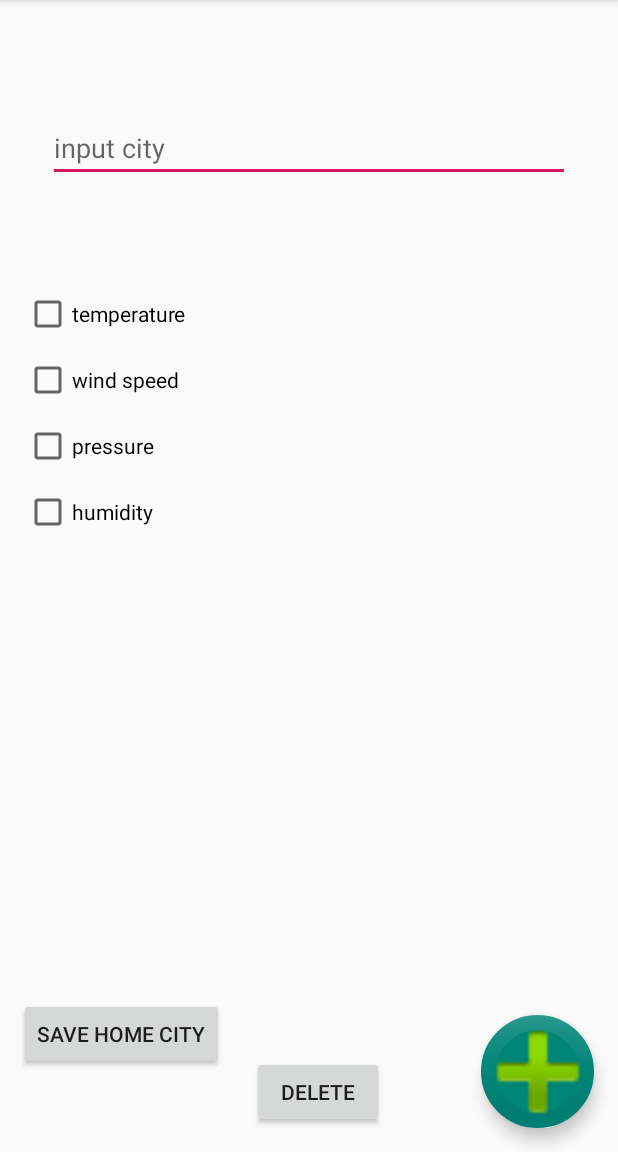
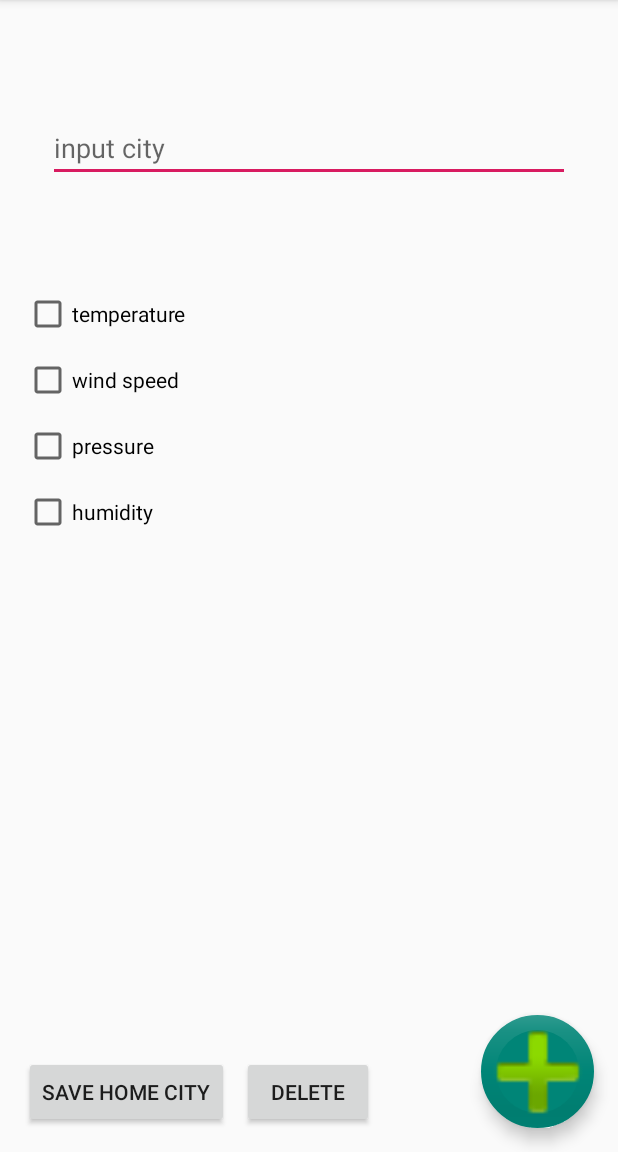
Before and after one commit to ivanbeshka/weatherApp, an Android app: the screen it shows after launch (MainActivity), on a phone screen of 412 x 824 dp, the part 84-1236 px from its top. Run offline under Robolectric (Android 15) with nearby library versions, the phone set to English and light mode, and no system bars.

Commit message:
Исправил привязку в layout

```diff
--- a/app/src/main/res/layout-land/activity_main.xml
+++ b/app/src/main/res/layout-land/activity_main.xml
@@ -11,10 +11,10 @@
         android:layout_width="wrap_content"
         android:layout_height="wrap_content"
         android:layout_marginStart="16dp"
-        android:layout_marginTop="72dp"
+        android:layout_marginTop="108dp"
         android:text="@string/temperature"
         app:layout_constraintStart_toStartOf="parent"
-        app:layout_constraintTop_toBottomOf="@+id/et_input_city" />
+        app:layout_constraintTop_toTopOf="parent" />
 
     <CheckBox
         android:id="@+id/cb_wind_speed"
@@ -86,22 +86,22 @@
         layout="@layout/activity_main2"
         android:layout_width="396dp"
         android:layout_height="403dp"
-        android:layout_marginEnd="4dp"
         app:layout_constraintBottom_toBottomOf="parent"
         app:layout_constraintEnd_toEndOf="parent"
-        app:layout_constraintTop_toTopOf="parent"></include>
+        app:layout_constraintTop_toTopOf="parent"
+        app:layout_constraintVertical_bias="1.0"></include>
 
     <Button
         android:id="@+id/btn_save_home_city"
         android:layout_width="wrap_content"
         android:layout_height="wrap_content"
-        android:layout_marginTop="48dp"
+        android:layout_marginBottom="16dp"
         android:text="@string/save_home_city"
         android:visibility="visible"
+        app:layout_constraintBottom_toBottomOf="parent"
         app:layout_constraintEnd_toStartOf="@+id/floatingActionButton"
-        app:layout_constraintHorizontal_bias="0.028"
-        app:layout_constraintStart_toStartOf="parent"
-        app:layout_constraintTop_toBottomOf="@+id/cb_humidity" />
+        app:layout_constraintHorizontal_bias="0.031"
+        app:layout_constraintStart_toStartOf="parent" />
 
     <Button
         android:id="@+id/btn_delete_home_city"
@@ -112,7 +112,7 @@
         android:text="@string/delete_home_city"
         app:layout_constraintBottom_toBottomOf="parent"
         app:layout_constraintEnd_toStartOf="@+id/floatingActionButton"
-        app:layout_constraintHorizontal_bias="0.084"
+        app:layout_constraintHorizontal_bias="0.091"
         app:layout_constraintStart_toEndOf="@+id/btn_save_home_city" />
 
 </android.support.constraint.ConstraintLayout>
--- a/app/src/main/res/layout/activity_main.xml
+++ b/app/src/main/res/layout/activity_main.xml
@@ -83,13 +83,13 @@
         android:id="@+id/btn_save_home_city"
         android:layout_width="wrap_content"
         android:layout_height="wrap_content"
-        android:layout_marginTop="308dp"
+        android:layout_marginBottom="16dp"
         android:text="@string/save_home_city"
         android:visibility="visible"
-        app:layout_constraintEnd_toStartOf="@+id/floatingActionButton"
-        app:layout_constraintHorizontal_bias="0.068"
-        app:layout_constraintStart_toStartOf="parent"
-        app:layout_constraintTop_toBottomOf="@+id/cb_humidity" />
+        app:layout_constraintBottom_toBottomOf="parent"
+        app:layout_constraintEnd_toEndOf="parent"
+        app:layout_constraintHorizontal_bias="0.058"
+        app:layout_constraintStart_toStartOf="parent" />
 
     <Button
         android:id="@+id/btn_delete_home_city"
@@ -100,7 +100,7 @@
         android:text="@string/delete_home_city"
         app:layout_constraintBottom_toBottomOf="parent"
         app:layout_constraintEnd_toStartOf="@+id/floatingActionButton"
-        app:layout_constraintHorizontal_bias="0.144"
+        app:layout_constraintHorizontal_bias="0.013"
         app:layout_constraintStart_toEndOf="@+id/btn_save_home_city" />
 
 </android.support.constraint.ConstraintLayout>
```
